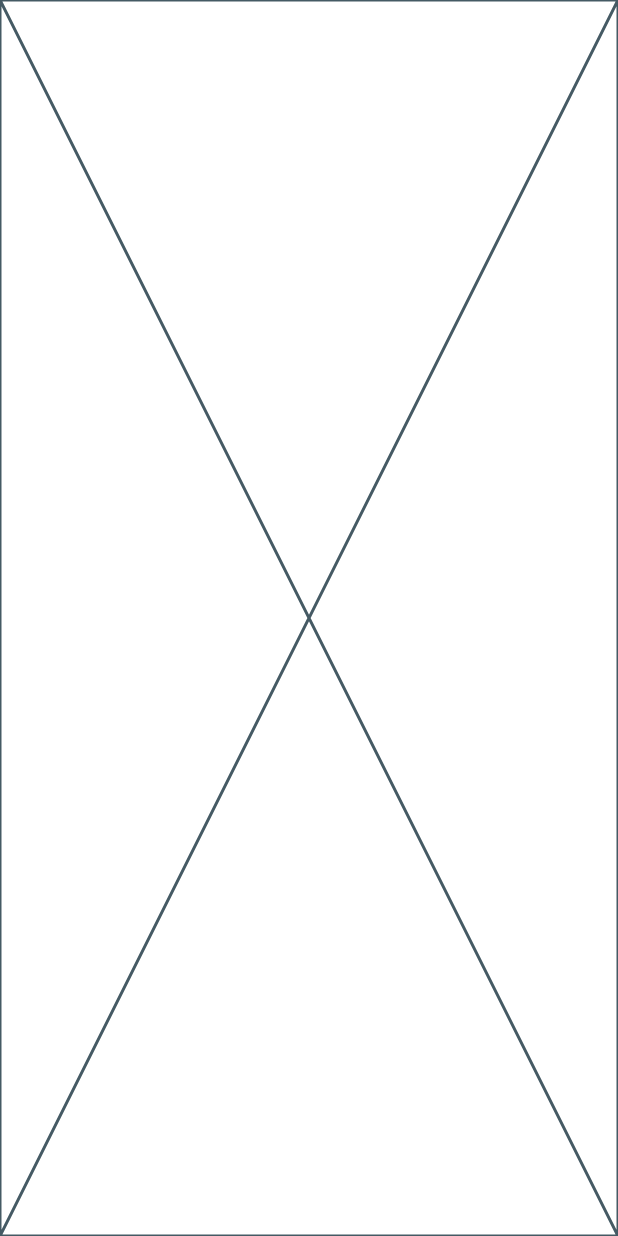
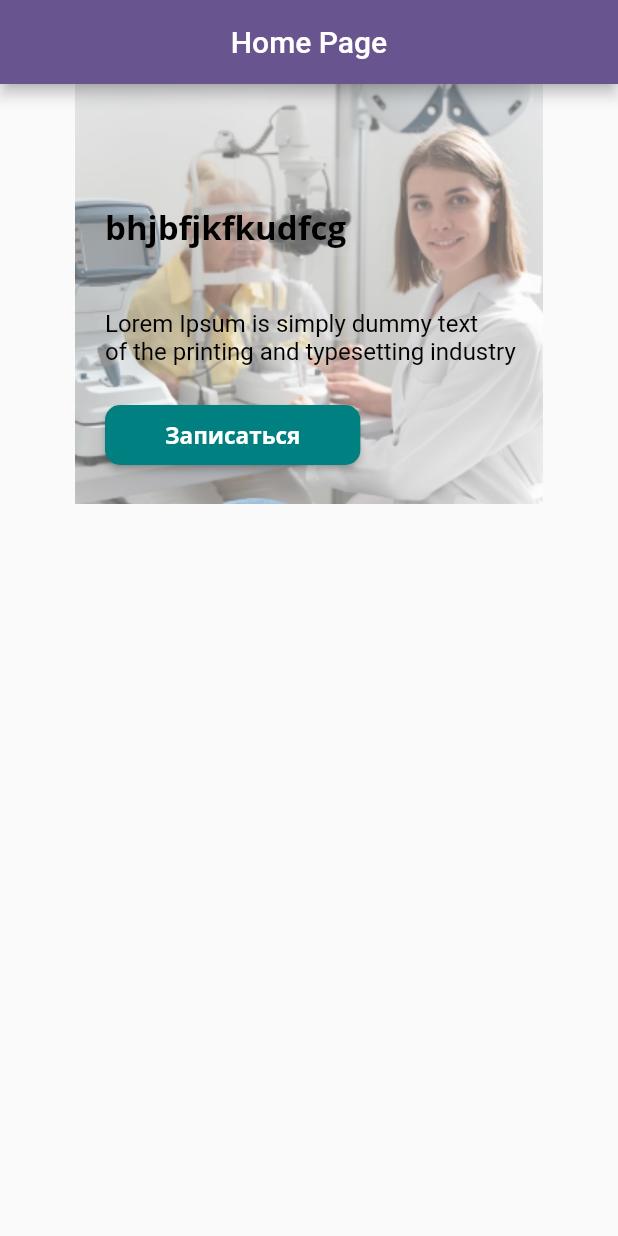
Before and after one commit to arkg2023/optica, a Flutter app: the screen it shows after launch, on a phone screen of 412 x 824 dp. Run offline on Flutter 3.47's test engine with Material 2 defaults, Android fonts, the phone set to English and light mode, and no system bars; our stand-ins replace google_fonts.

Commit message:
home page

```diff
--- a/lib/app/app.dart
+++ b/lib/app/app.dart
@@ -7,12 +7,13 @@ class MyApp extends StatelessWidget {
   @override
   Widget build(BuildContext context) {
     return MaterialApp(
+      debugShowCheckedModeBanner: false,
       title: 'Flutter Demo',
       theme: ThemeData(
         colorScheme: ColorScheme.fromSeed(seedColor: Colors.deepPurple),
-        useMaterial3: true,
+        useMaterial3: false,
       ),
-      home: const HomePage(),
+      home: HomePage(),
     );
   }
 }
--- /dev/null
+++ b/lib/models/home_page/page_view_model.dart
@@ -0,0 +1,23 @@
+class PageViewModel {
+  PageViewModel({
+    required this.image,
+    required this.title,
+    required this.text,
+  });
+  final String image;
+  final String title;
+  final String text;
+}
+
+final firstPage = PageViewModel(
+    image: 'assets/images/photo.png',
+    title: 'bhjbfjkfkudfcg',
+    text:
+        'Lorem Ipsum is simply dummy text \nof the printing and typesetting industry');
+final secondPage = PageViewModel(
+    image: 'assets/images/photo.png',
+    title: '',
+    text:
+        'Lorem Ipsum is simply dummy text \nof the printing and typesetting industry');
+
+// List<PageViewModel> pages = [firstPage, secondPage];
--- a/lib/modules/home_page.dart
+++ b/lib/modules/home_page.dart
@@ -1,10 +1,87 @@
+// ignore_for_file: public_member_api_docs, sort_constructors_first
 import 'package:flutter/material.dart';
+import 'package:google_fonts/google_fonts.dart';
+import 'package:optica_app/models/home_page/page_view_model.dart';
 
 class HomePage extends StatelessWidget {
-  const HomePage({super.key});
+  HomePage({
+    Key? key,
+  }) : super(key: key);
 
   @override
   Widget build(BuildContext context) {
-    return const Placeholder();
+    return Scaffold(
+      appBar: AppBar(
+        centerTitle: true,
+        title: const Text('Home Page'),
+      ),
+      body: Padding(
+        padding: const EdgeInsets.symmetric(horizontal: 50),
+        child: PageView(
+          scrollDirection: Axis.horizontal,
+          children: [
+            ZapisatsyaWidget(
+              item: firstPage,
+            ),
+            ZapisatsyaWidget(
+              item: secondPage,
+            ),
+          ],
+        ),
+      ),
+    );
   }
 }
+
+class ZapisatsyaWidget extends StatelessWidget {
+  const ZapisatsyaWidget({
+    Key? key,
+    required this.item,
+  }) : super(key: key);
+  final PageViewModel item;
+
+  @override
+  Widget build(BuildContext context) {
+    return Stack(
+      children: [
+        Image.asset(item.image),
+        Padding(
+          padding: const EdgeInsets.only(top: 80, left: 20),
+          child: Text(
+            item.title,
+            style: GoogleFonts.openSans(
+              fontWeight: FontWeight.bold,
+              fontSize: 22,
+              color: const Color(0xFF000000),
+            ),
+          ),
+        ),
+        Padding(
+          padding: const EdgeInsets.only(top: 150, left: 20),
+          child: Text(
+            item.text,
+            style: const TextStyle(
+                color: Colors.black, fontSize: 16, fontWeight: FontWeight.w400),
+          ),
+        ),
+        Padding(
+          padding: const EdgeInsets.only(top: 210, left: 20),
+          child: ElevatedButton(
+            onPressed: () {},
+            style: ElevatedButton.styleFrom(
+              padding: const EdgeInsetsDirectional.symmetric(
+                  horizontal: 40, vertical: 10),
+              backgroundColor: const Color(0xFF008080),
+              shape: RoundedRectangleBorder(
+                borderRadius: BorderRadius.circular(10.0),
+              ),
+              textStyle: GoogleFonts.openSans(
+                  fontWeight: FontWeight.w700, fontSize: 15),
+            ),
+            child: const Text('Записаться'),
+          ),
+        ),
+      ],
+    );
+  }
+}
```
Also changed, not shown: pubspec.yaml (+4 -3 lines), assets/images/kartochka.png (added), assets/images/photo.png (added), pubspec.lock, 1 other file.
